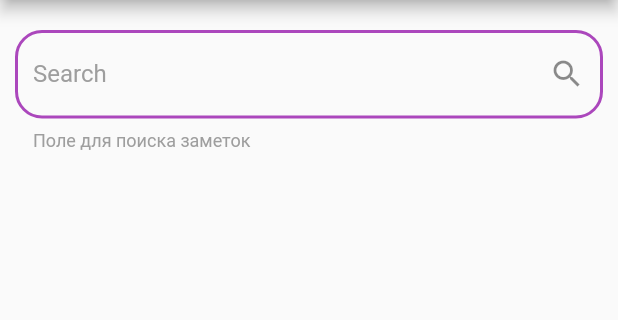
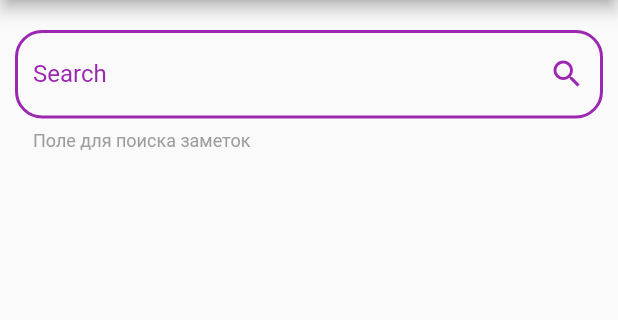
Before and after one commit to ann-who/flutter_course, a Flutter app: the screen it shows after launch, on a phone screen of 412 x 824 dp, the part 84-404 px from its top. Run offline on Flutter 3.47's test engine with Material 2 defaults, Android fonts, the phone set to English and light mode, and no system bars; our stand-ins replace carousel_slider.

Commit message:
migration and refactoring

```diff
--- a/06_Layout/text_field_styled/lib/main.dart
+++ b/06_Layout/text_field_styled/lib/main.dart
@@ -12,6 +12,41 @@ class MyApp extends StatelessWidget {
       theme: ThemeData(
         primarySwatch: Colors.blue,
         visualDensity: VisualDensity.adaptivePlatformDensity,
+        hintColor: Colors.grey[500],
+        inputDecorationTheme: InputDecorationTheme(
+          labelStyle: AppResources.searchFieldTextStyleColor,
+          suffixIconColor: AppResources.borderColor,
+          enabledBorder: OutlineInputBorder(
+            borderSide: BorderSide(
+              color: AppResources.borderColor,
+              width: AppResources.borderWidth,
+            ),
+            borderRadius: const BorderRadius.all(
+              Radius.circular(AppResources.borderRadius),
+            ),
+          ),
+          focusedBorder: OutlineInputBorder(
+            borderSide: BorderSide(
+              color: AppResources.borderColor,
+              width: AppResources.borderWidth,
+            ),
+            borderRadius: const BorderRadius.all(
+              Radius.circular(AppResources.borderRadius),
+            ),
+          ),
+          border: OutlineInputBorder(
+            borderSide: BorderSide(
+              color: AppResources.borderColor,
+              width: AppResources.borderWidth,
+            ),
+            borderRadius: const BorderRadius.all(
+              Radius.circular(AppResources.borderRadius),
+            ),
+          ),
+        ),
+        textSelectionTheme: TextSelectionThemeData(
+          cursorColor: AppResources.borderColor,
+        ),
       ),
       home: MyHomePage(),
     );
@@ -19,13 +54,11 @@ class MyApp extends StatelessWidget {
 }
 
 class MyHomePage extends StatefulWidget {
-  MyHomePage({Key key}) : super(key: key);
+  MyHomePage({Key? key}) : super(key: key);
 
   @override
   _MyHomePageState createState() => _MyHomePageState();
 }
-
-final searchFieldStyle = TextStyle(color: Colors.purple[400]);
 
 class _MyHomePageState extends State<MyHomePage> {
   @override
@@ -38,25 +71,10 @@ class _MyHomePageState extends State<MyHomePage> {
         child: Column(
           mainAxisAlignment: MainAxisAlignment.start,
           children: <Widget>[
-            Theme(
-              data: ThemeData(
-                primaryColor: Colors.purple[400],
-                hintColor: Colors.grey[500],
-              ),
-              child: Container(
+            Padding(
               padding: EdgeInsets.fromLTRB(10, 20, 10, 0),
               child: TextField(
                 decoration: InputDecoration(
-                    enabledBorder: OutlineInputBorder(
-                      borderSide:
-                          BorderSide(color: Colors.purple[400], width: 2),
-                      borderRadius:
-                          const BorderRadius.all(Radius.circular(18.0)),
-                    ),
-                    border: OutlineInputBorder(
-                      borderRadius:
-                          const BorderRadius.all(Radius.circular(18.0)),
-                    ),
                   labelText: 'Search',
                   hintText: 'Введите значение',
                   suffixIcon: Icon(
@@ -66,10 +84,18 @@ class _MyHomePageState extends State<MyHomePage> {
                 ),
               ),
             ),
-            ),
           ],
         ),
       ),
     );
   }
 }
+
+class AppResources {
+  static const Color borderColor = Colors.purple;
+  static const TextStyle searchFieldTextStyleColor =
+      TextStyle(color: Colors.purple);
+
+  static const double borderWidth = 2.0;
+  static const double borderRadius = 18.0;
+}
--- a/06_Layout/text_field_styled/pubspec.yaml
+++ b/06_Layout/text_field_styled/pubspec.yaml
@@ -18,7 +18,7 @@ publish_to: 'none' # Remove this line if you wish to publish to pub.dev
 version: 1.0.0+1
 
 environment:
-  sdk: ">=2.7.0 <3.0.0"
+  sdk: ">=2.12.0 <3.0.0"
 
 dependencies:
   flutter:
```
Also changed, not shown: 06_Layout/text_field_styled/pubspec.lock, 3 other files. Lines whose indentation alone changed are shown as unchanged.
